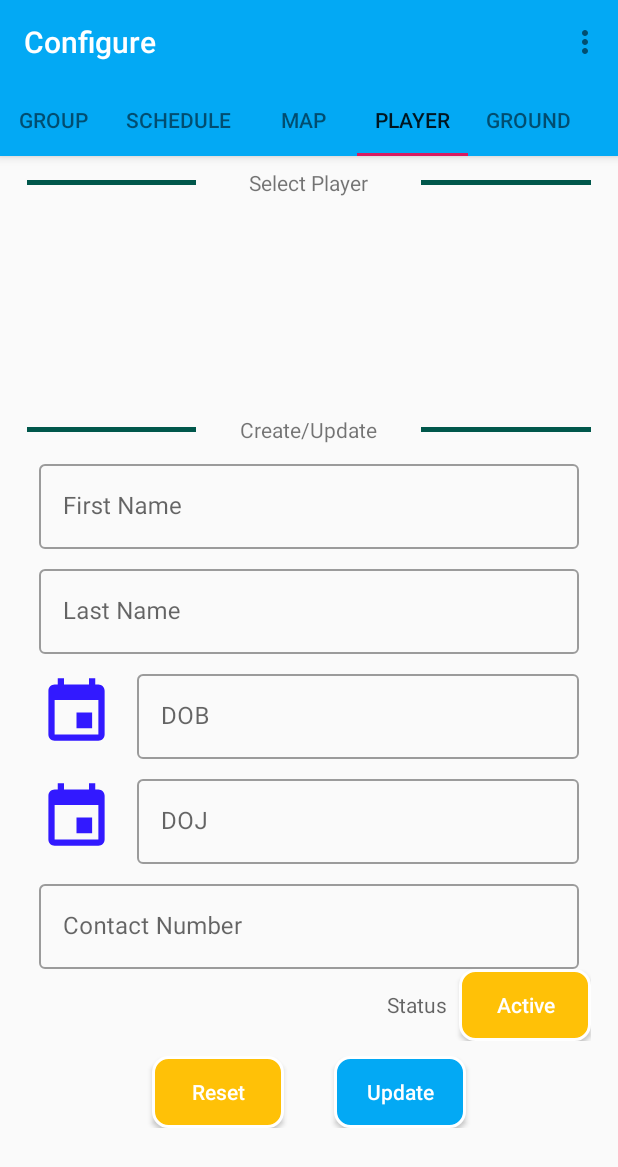
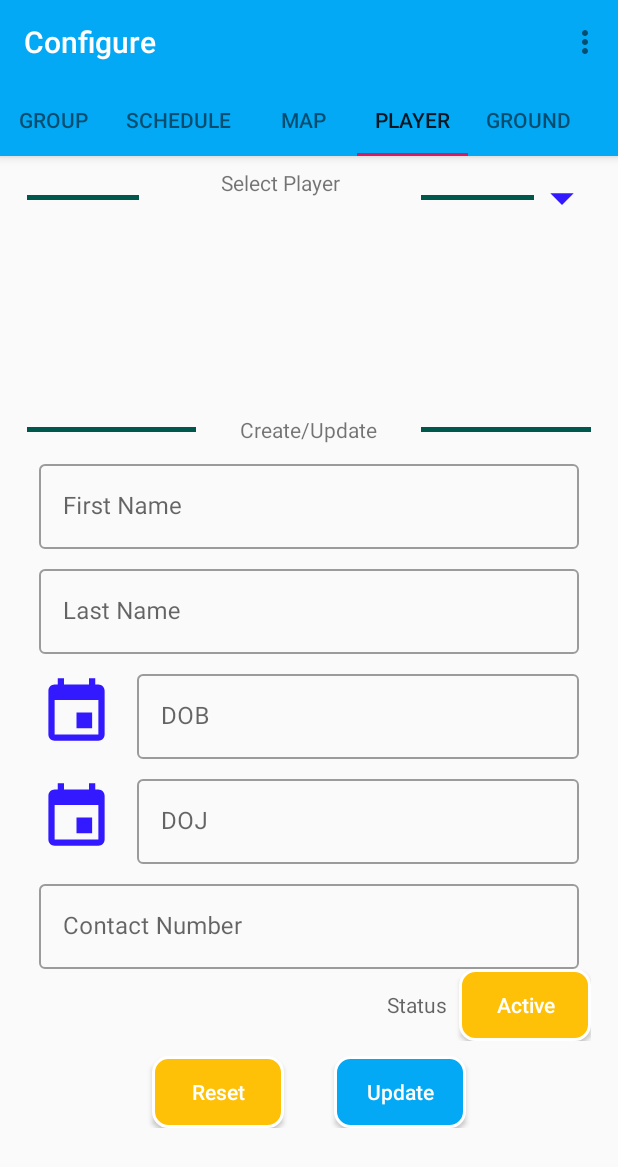
Before and after one commit to SourabhSadhu/FCBengal_attendance, an Android app: the GroupFragment screen opened directly, with no data from a screen before it, tab 4 chosen, on a phone screen of 412 x 824 dp. Shown: the top 1167 px of the screen. Run offline under Robolectric (Android 15) with nearby library versions, the phone set to English and light mode, and no system bars; our stand-ins replace EventBus, Firebase (no records; nobody signed in at launch, a user with empty details on screens opened directly); libraries missing offline, so code that uses them is left out: com.crashlytics.android, org.apache.poi.

Commit message:
bug fix and enhancements

```diff
--- a/app/src/main/java/com/fcbengal/android/attendance/MetaDataActivity.kt
+++ b/app/src/main/java/com/fcbengal/android/attendance/MetaDataActivity.kt
@@ -135,7 +135,7 @@ class MetaDataActivity : AppCompatActivity(),
         loadingSpinner.stopAnimation()
         if (!isCompletedSuccess && !TextUtils.isEmpty(msg)) {
             Log.e(TAG, msg)
-            Toast.makeText(this, "Error occurred", LENGTH_SHORT).show()
+            Toast.makeText(this, msg, LENGTH_SHORT).show()
         }
     }
 
--- a/app/src/main/java/com/fcbengal/android/attendance/metadata/GroupFragment.kt
+++ b/app/src/main/java/com/fcbengal/android/attendance/metadata/GroupFragment.kt
@@ -6,10 +6,8 @@ import android.util.Log
 import android.view.LayoutInflater
 import android.view.View
 import android.view.ViewGroup
-import android.widget.Button
-import android.widget.LinearLayout
-import android.widget.Toast
-import android.widget.ToggleButton
+import android.widget.*
+import androidx.core.content.ContextCompat
 import androidx.fragment.app.Fragment
 import androidx.recyclerview.widget.DefaultItemAnimator
 import androidx.recyclerview.widget.DividerItemDecoration
@@ -20,6 +18,8 @@ import com.fcbengal.android.attendance.R
 import com.fcbengal.android.attendance.adapter.GroupListRecyclerAdapter
 import com.fcbengal.android.attendance.entity.Group
 import com.fcbengal.android.attendance.utils.DatabaseUtil
+import com.fcbengal.android.attendance.utils.animation.ResizeAnimation
+import com.fcbengal.android.attendance.utils.animation.Rotate
 import com.google.android.material.textfield.TextInputEditText
 import com.google.firebase.database.DatabaseError
 import kotlinx.android.synthetic.main.fragment_group.*
@@ -38,6 +38,11 @@ class GroupFragment : Fragment(){
     private lateinit var buttonSubmit : Button
     private lateinit var buttonReset : Button
     private lateinit var toggleActive : ToggleButton
+
+    private lateinit var groupListLayout : LinearLayout
+    private lateinit var groupListExpandImage : ImageView
+    private var initialHeight = 0
+    private var isGroupListExpanded = false
 
     lateinit var groupListRecyclerAdapter: GroupListRecyclerAdapter
     private var selectedGroupId: String? = null
@@ -68,6 +73,21 @@ class GroupFragment : Fragment(){
         buttonReset = view.findViewById(R.id.button_reset)
         groupRecyclerView = view.findViewById(R.id.group_recycler_view)
         toggleActive = view.findViewById(R.id.toggle_active)
+
+        groupListLayout = view.findViewById(R.id.linearLayout1)
+        groupListExpandImage = view.findViewById(R.id.groupListExpandImage)
+        initialHeight = groupListLayout.layoutParams.height
+        groupListExpandImage.setImageDrawable(ContextCompat.getDrawable(context!!, R.drawable.ic_arrow_drop_down))
+        groupListExpandImage.setOnClickListener{
+            TransitionManager.beginDelayedTransition(groupListLayout, Rotate())
+            if(!isGroupListExpanded){
+                expandRecyclerView()
+            }else{
+                collapseRecyclerView()
+            }
+            isGroupListExpanded = !isGroupListExpanded
+        }
+
         loadGroupData()
         buttonSubmit.setOnClickListener {
             submitData()
@@ -79,6 +99,7 @@ class GroupFragment : Fragment(){
 
         return view
     }
+
     companion object{
         fun newInstance() : GroupFragment {
             var fragment : GroupFragment? = null
@@ -123,6 +144,7 @@ class GroupFragment : Fragment(){
                                 selectedGroupId = group.id
                                 listener.onGroupData(group)
                                 populateGroupData(group)
+                                collapseRecyclerView()
                             }
 
                             override fun onLongClick(data: String) {
@@ -141,6 +163,7 @@ class GroupFragment : Fragment(){
                 groupRecyclerView.itemAnimator = DefaultItemAnimator()
                 groupRecyclerView.adapter = groupListRecyclerAdapter
                 stopLoader()
+                expandRecyclerView()
             }
         })
     }
@@ -297,5 +320,18 @@ class GroupFragment : Fragment(){
         }
     }
 
+    private fun expandRecyclerView(){
+        val resizeAnimation = ResizeAnimation(groupListLayout,LinearLayout.LayoutParams.MATCH_PARENT,initialHeight)
+        resizeAnimation.duration = 30
+        groupListLayout.startAnimation(resizeAnimation)
+        groupListExpandImage.rotation = 180f
+    }
+
+    private fun collapseRecyclerView(){
+        val resizeAnimation = ResizeAnimation(groupListLayout,initialHeight,0)
+        resizeAnimation.duration = 30
+        groupListLayout.startAnimation(resizeAnimation)
+        groupListExpandImage.rotation = 0f
+    }
 
 }
--- a/app/src/main/java/com/fcbengal/android/attendance/metadata/PlayerFragment.kt
+++ b/app/src/main/java/com/fcbengal/android/attendance/metadata/PlayerFragment.kt
@@ -9,17 +9,21 @@ import android.view.View
 import android.view.ViewGroup
 import android.widget.*
 import android.widget.Toast.LENGTH_SHORT
+import androidx.core.content.ContextCompat
 import androidx.fragment.app.Fragment
 import androidx.recyclerview.widget.DefaultItemAnimator
 import androidx.recyclerview.widget.DividerItemDecoration
 import androidx.recyclerview.widget.LinearLayoutManager
 import androidx.recyclerview.widget.RecyclerView
+import androidx.transition.TransitionManager
 import com.fcbengal.android.attendance.R
 import com.fcbengal.android.attendance.adapter.PlayerListRecyclerAdapter
 import com.fcbengal.android.attendance.entity.Group
 import com.fcbengal.android.attendance.entity.Player
 import com.fcbengal.android.attendance.utils.DatabaseUtil
 import com.fcbengal.android.attendance.utils.DatabaseUtil.constantChildSeparator
+import com.fcbengal.android.attendance.utils.animation.ResizeAnimation
+import com.fcbengal.android.attendance.utils.animation.Rotate
 import com.google.android.material.textfield.TextInputEditText
 import com.google.firebase.database.DatabaseError
 import kotlinx.android.synthetic.main.fragment_player.*
@@ -49,6 +53,11 @@ class PlayerFragment : Fragment() {
     private lateinit var buttonReset : Button
     private lateinit var toggleActive: ToggleButton
 
+    private lateinit var groupListLayout : LinearLayout
+    private lateinit var groupListExpandImage : ImageView
+    private var initialHeight = 0
+    private var isGroupListExpanded = false
+
 
     override fun onCreateView(inflater: LayoutInflater, container: ViewGroup?, savedInstanceState: Bundle?): View? {
         val view = inflater.inflate(R.layout.fragment_player, container, false)
@@ -66,6 +75,20 @@ class PlayerFragment : Fragment() {
         toggleActive = view.findViewById(R.id.toggle_active)
         doj.isEnabled = false
         dob.isEnabled = false
+
+        groupListLayout = view.findViewById(R.id.linearLayout1)
+        groupListExpandImage = view.findViewById(R.id.groupListExpandImage)
+        initialHeight = groupListLayout.layoutParams.height
+        groupListExpandImage.setImageDrawable(ContextCompat.getDrawable(context!!, R.drawable.ic_arrow_drop_down))
+        groupListExpandImage.setOnClickListener{
+            TransitionManager.beginDelayedTransition(groupListLayout, Rotate())
+            if(!isGroupListExpanded){
+                expandRecyclerView()
+            }else{
+                collapseRecyclerView()
+            }
+            isGroupListExpanded = !isGroupListExpanded
+        }
 
         val calendar = Calendar.getInstance()
         val mYear = calendar.get(Calendar.YEAR)
@@ -241,7 +264,7 @@ class PlayerFragment : Fragment() {
             }
 
             override fun onDataChange(data: Any) {
-                stopLoader()
+
 //                val playerMap = data as HashMap<*, *>
                 val response = data as ArrayList<*>
                 playerList = ArrayList()
@@ -260,6 +283,7 @@ class PlayerFragment : Fragment() {
                             override fun onSelectedPlayer(player: Player) {
                                 selectedPlayer = player
                                 populatePlayerData(player)
+                                collapseRecyclerView()
                             }
 
                             override fun onLongClick(data: String) {
@@ -270,7 +294,8 @@ class PlayerFragment : Fragment() {
                 playerRecyclerView.addItemDecoration(DividerItemDecoration(context!!, DividerItemDecoration.VERTICAL))
                 playerRecyclerView.itemAnimator = DefaultItemAnimator()
                 playerRecyclerView.adapter = playerListRecyclerAdapter
-
+                expandRecyclerView()
+                stopLoader()
             }
         })
     }
@@ -297,4 +322,18 @@ class PlayerFragment : Fragment() {
             listener.stopLoaderWithError(false, msg)
         }
     }
+
+    private fun expandRecyclerView(){
+        val resizeAnimation = ResizeAnimation(groupListLayout,LinearLayout.LayoutParams.MATCH_PARENT,initialHeight)
+        resizeAnimation.duration = 30
+        groupListLayout.startAnimation(resizeAnimation)
+        groupListExpandImage.rotation = 180f
+    }
+
+    private fun collapseRecyclerView(){
+        val resizeAnimation = ResizeAnimation(groupListLayout,initialHeight,0)
+        resizeAnimation.duration = 30
+        groupListLayout.startAnimation(resizeAnimation)
+        groupListExpandImage.rotation = 0f
+    }
 }
--- a/app/src/main/res/layout/activity_attendance_setup.xml
+++ b/app/src/main/res/layout/activity_attendance_setup.xml
@@ -63,6 +63,7 @@
                     android:layout_weight="0.1"
                     android:layout_gravity="end"
                     android:id="@+id/groupListExpandImage"
+                    android:contentDescription="view to control height"
                     />
             </LinearLayout>
 
--- a/app/src/main/res/layout/fragment_player.xml
+++ b/app/src/main/res/layout/fragment_player.xml
@@ -33,7 +33,7 @@
             <View
                 android:layout_width="0dp"
                 android:layout_height="3dp"
-                android:layout_weight="0.3"
+                android:layout_weight="0.2"
                 android:background="@color/colorPrimaryDark"
 
                 />
@@ -42,7 +42,7 @@
                 android:layout_width="0dp"
                 android:layout_height="wrap_content"
                 android:layout_gravity="center_horizontal"
-                android:layout_weight="0.4"
+                android:layout_weight="0.5"
                 android:fadingEdge="horizontal"
                 android:gravity="center"
                 android:paddingLeft="@dimen/activity_horizontal_margin"
@@ -53,8 +53,16 @@
             <View
                 android:layout_width="0dp"
                 android:layout_height="3dp"
-                android:layout_weight="0.3"
+                android:layout_weight="0.2"
                 android:background="@color/colorPrimaryDark"
+                />
+            <ImageView
+                android:layout_width="0dp"
+                android:layout_height="40dp"
+                android:layout_weight="0.1"
+                android:layout_gravity="end"
+                android:id="@+id/groupListExpandImage"
+                android:contentDescription="view to control height"
                 />
         </LinearLayout>
 
```
Also changed, not shown: app/src/main/java/com/fcbengal/android/attendance/AttendanceSetupActivity.kt (+20 -17 lines), app/src/main/java/com/fcbengal/android/attendance/adapter/ExpandableGroupListRecyclerAdapter.kt (+3 -4 lines), app/src/main/java/com/fcbengal/android/attendance/metadata/TimeScheduleFragment.kt (+8 -1 lines), app/src/main/java/com/fcbengal/android/attendance/utils/DatabaseUtil.kt (+26 -5 lines), app/src/main/open issues.txt (+7 -0 lines), app/src/main/res/layout/fragment_group.xml (+11 -3 lines).
